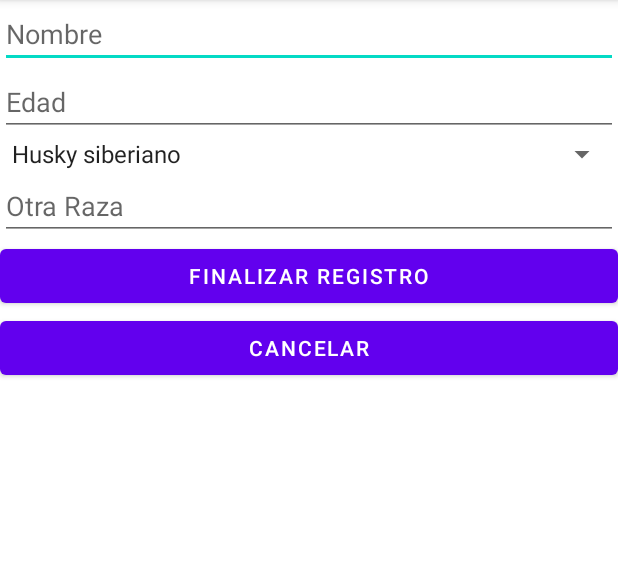
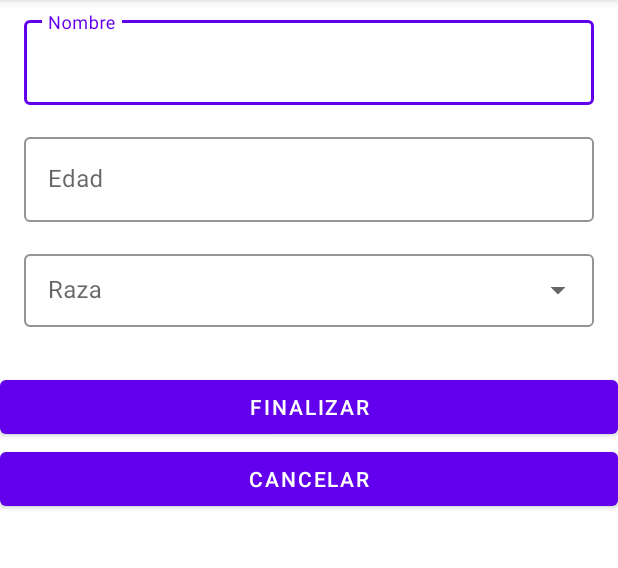
Before and after one commit to Braulio-Palagot/Huellitas_Aventureras, an Android app: the fragment AddPetFragment shown on its own in the app's theme, on a phone screen of 412 x 824 dp, the part 84-652 px from its top. Run offline under Robolectric (Android 15) with nearby library versions, the phone set to English and light mode, and no system bars; 2 statements that could not run were skipped.

Commit message:
Cmabios a la pantalla AddPetFragment
Cambios realizados

   1) Se realizaron los cambios correspondientes a la nueva documentación de los spiners y los txt

   2) El funcionamiento en codigo se mantiene solo fue cambio de tipo txt y spiner.

Cambios Faltantes

    1) Falta el funcionamiento de navegación y salvado de los datos registrados de la mascota

    2)Comprobar el funcionamiento del Listener del nuevo spiner cuando se selecciona Otra raza dentro del mismo mostrando el otro txtOtherrace

```diff
--- a/app/src/main/res/layout/fragment_add_pet.xml
+++ b/app/src/main/res/layout/fragment_add_pet.xml
@@ -5,54 +5,77 @@
     android:layout_height="match_parent"
     tools:context=".ui.AddPetFragment">
 
-
     <LinearLayout
         android:layout_width="match_parent"
         android:layout_height="match_parent"
         android:orientation="vertical">
 
-        <EditText
-            android:id="@+id/txtPetName"
+        <com.google.android.material.textfield.TextInputLayout
+            android:id="@+id/txtlytPetName"
+            style="@style/BaseOutlinedTextInput"
             android:layout_width="match_parent"
             android:layout_height="wrap_content"
-            android:ems="10"
-            android:hint="Nombre"
-            android:inputType="textPersonName" />
+            android:hint="@string/name_hint">
+            <com.google.android.material.textfield.TextInputEditText
+                android:id="@+id/txtPetName"
+                android:layout_width="match_parent"
+                android:layout_height="match_parent"
+                android:inputType="text" />
+        </com.google.android.material.textfield.TextInputLayout>
 
-        <EditText
-            android:id="@+id/txtPetAge"
+        <com.google.android.material.textfield.TextInputLayout
+            android:id="@+id/txtlytPetAge"
+            style="@style/BaseOutlinedTextInput"
             android:layout_width="match_parent"
             android:layout_height="wrap_content"
-            android:ems="10"
-            android:hint="Edad"
-            android:inputType="textPersonName" />
+            android:hint="Edad">
 
-        <Spinner
-            android:id="@+id/spnrRace"
+            <com.google.android.material.textfield.TextInputEditText
+                android:id="@+id/txtPetAge"
+                android:layout_width="match_parent"
+                android:layout_height="match_parent"
+                android:inputType="number" />
+        </com.google.android.material.textfield.TextInputLayout>
+
+        <com.google.android.material.textfield.TextInputLayout
+            android:id="@+id/txtlytRace"
+            style="@style/BaseDropDown"
             android:layout_width="match_parent"
             android:layout_height="wrap_content"
-            android:entries="@array/Otherrace_opc"
-            android:prompt="@string/Otherrace_name"
-            android:spinnerMode="dialog" />
+            android:hint="Raza">
 
-        <EditText
-            android:id="@+id/txtOtherRace"
+            <AutoCompleteTextView
+                android:id="@+id/txtRace"
+                android:layout_width="match_parent"
+                android:layout_height="wrap_content"
+                android:inputType="text" />
+        </com.google.android.material.textfield.TextInputLayout>
+
+        <com.google.android.material.textfield.TextInputLayout
+            android:id="@+id/txtlytOtherRace"
+            style="@style/BaseOutlinedTextInput"
             android:layout_width="match_parent"
             android:layout_height="wrap_content"
-            android:ems="10"
-            android:hint="Otra Raza"
-            android:inputType="textPersonName" />
+            android:hint="Otra Raza">
 
-        <Button
+            <com.google.android.material.textfield.TextInputEditText
+                android:id="@+id/txtOtherRace"
+                android:layout_width="match_parent"
+                android:layout_height="match_parent"
+                android:inputType="number" />
+        </com.google.android.material.textfield.TextInputLayout>
+
+        <com.google.android.material.button.MaterialButton
             android:id="@+id/bttnPetRegister"
             android:layout_width="match_parent"
             android:layout_height="wrap_content"
-            android:text="Finalizar Registro" />
+            android:text="Finalizar" />
 
-        <Button
+        <com.google.android.material.button.MaterialButton
             android:id="@+id/bttnCancelPetRegister"
             android:layout_width="match_parent"
             android:layout_height="wrap_content"
             android:text="Cancelar" />
+
     </LinearLayout>
 </RelativeLayout>
--- a/app/src/main/res/values/strings.xml
+++ b/app/src/main/res/values/strings.xml
@@ -30,8 +30,7 @@
     </string-array>
 
     <!-- Opciones de mi Registro de mascota "Spinner Otras razas" -->
-
-    <string-array name="Otherrace_opc">
+    <string-array name="races">
         <item>Husky siberiano</item>
         <item>Golden retriever</item>
         <item>Caniche</item>
@@ -45,7 +44,6 @@
         <item>schnauzer</item>
         <item>Otro</item>
     </string-array>
-    <string name="Otherrace_name">Seleccione una raza</string>
 
     <!-- Inicio: Opciones de mi RequestClientFragmente spnr" -->
     <string-array name="spnrEmployee_opc">
```
Also changed, not shown: app/src/main/java/org/equiposeis/huellitasaventureras/ui/AddPetFragment.java (+49 -16 lines).
